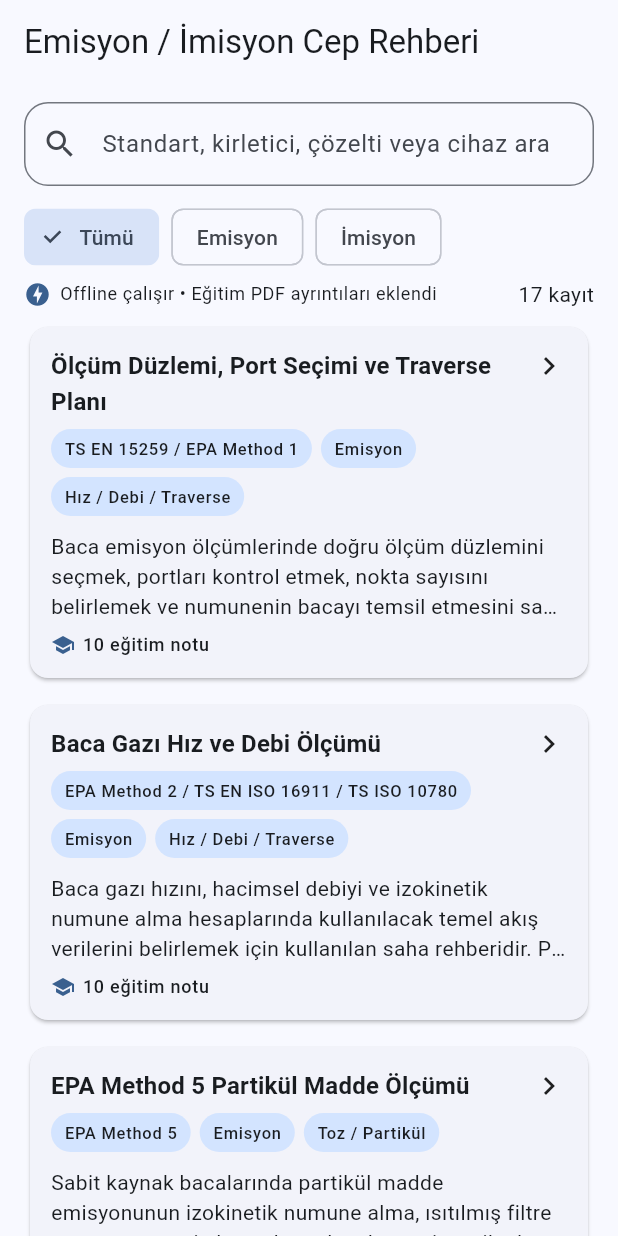
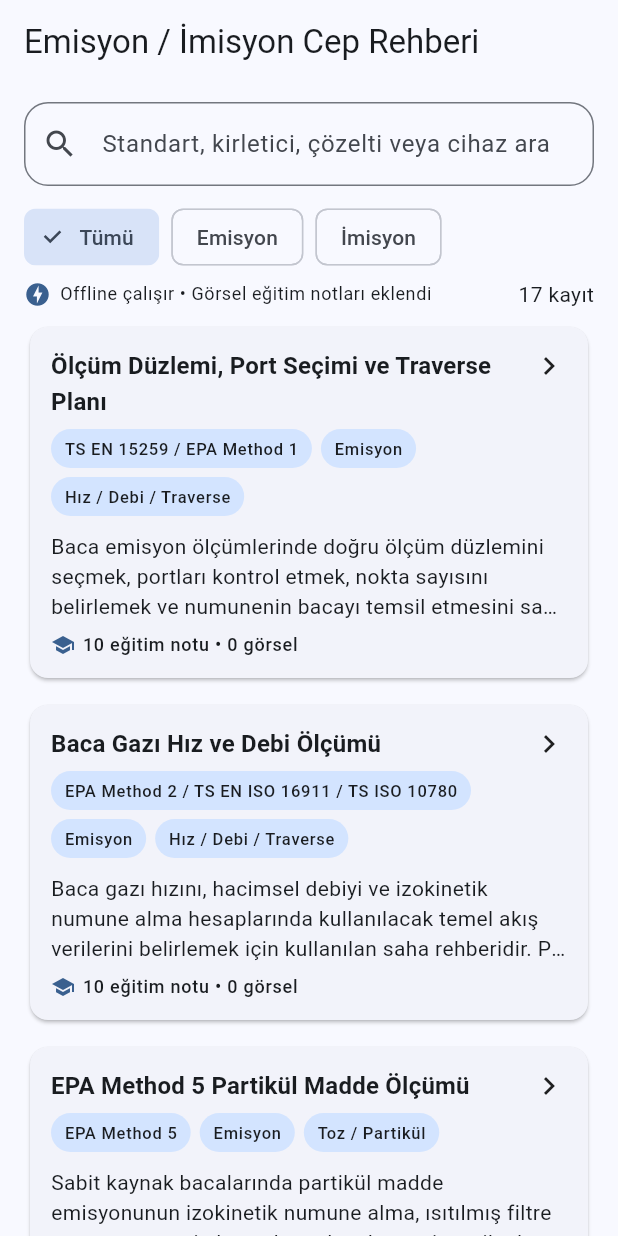
Before and after one commit to onursancak17/Emisyon-Standartlari-Cep-Rehberi, a Flutter app: the screen it shows after launch, on a phone screen of 412 x 824 dp. Run offline on Flutter 3.47's test engine with Material 3 defaults, Android fonts, the phone set to English and light mode, and no system bars; project files that could hold a hidden picture were left out.

Commit message:
Show visual notes in standard detail pages

```diff
--- a/lib/main.dart
+++ b/lib/main.dart
@@ -142,7 +142,7 @@ class _StandardsHomePageState extends State<StandardsHomePage> {
                       const SizedBox(width: 6),
                       Expanded(
                         child: Text(
-                          'Offline çalışır • Eğitim PDF ayrıntıları eklendi',
+                          'Offline çalışır • Görsel eğitim notları eklendi',
                           style: Theme.of(context).textTheme.bodySmall,
                         ),
                       ),
@@ -157,10 +157,7 @@ class _StandardsHomePageState extends State<StandardsHomePage> {
                           padding: const EdgeInsets.fromLTRB(16, 0, 16, 16),
                           itemCount: filteredItems.length,
                           separatorBuilder: (_, __) => const SizedBox(height: 10),
-                          itemBuilder: (context, index) {
-                            final item = filteredItems[index];
-                            return StandardCard(item: item);
-                          },
+                          itemBuilder: (context, index) => StandardCard(item: filteredItems[index]),
                         ),
                 ),
               ],
@@ -183,11 +180,9 @@ class StandardCard extends StatelessWidget {
       elevation: 1,
       clipBehavior: Clip.antiAlias,
       child: InkWell(
-        onTap: () {
-          Navigator.of(context).push(
-            MaterialPageRoute(builder: (_) => StandardDetailPage(item: item)),
-          );
-        },
+        onTap: () => Navigator.of(context).push(
+          MaterialPageRoute(builder: (_) => StandardDetailPage(item: item)),
+        ),
         child: Padding(
           padding: const EdgeInsets.all(14),
           child: Column(
@@ -218,15 +213,17 @@ class StandardCard extends StatelessWidget {
               ),
               const SizedBox(height: 10),
               Text(TurkishUnitText.normalize(item.purpose), maxLines: 3, overflow: TextOverflow.ellipsis),
-              if (item.educationNotes.isNotEmpty) ...[
+              if (item.educationNotes.isNotEmpty || item.visualNotes.isNotEmpty) ...[
                 const SizedBox(height: 8),
                 Row(
                   children: [
                     Icon(Icons.school, size: 16, color: Theme.of(context).colorScheme.primary),
                     const SizedBox(width: 5),
-                    Text(
-                      '${item.educationNotes.length} eğitim notu',
-                      style: Theme.of(context).textTheme.labelMedium,
+                    Expanded(
+                      child: Text(
+                        '${item.educationNotes.length} eğitim notu • ${item.visualNotes.length} görsel',
+                        style: Theme.of(context).textTheme.labelMedium,
+                      ),
                     ),
                   ],
                 ),
@@ -267,6 +264,7 @@ class StandardDetailPage extends StatelessWidget {
           ),
           const SizedBox(height: 16),
           const _UnitInfoBlock(),
+          _VisualNotesBlock(notes: item.visualNotes),
           _InfoBlock(title: 'Eğitim dokümanı ayrıntıları', body: _numbered(item.educationNotes)),
           _InfoBlock(title: 'Amaç', body: item.purpose),
           _InfoBlock(title: 'Ölçüm süresi', body: item.duration),
@@ -293,6 +291,53 @@ class StandardDetailPage extends StatelessWidget {
   }
 }
 
+class _VisualNotesBlock extends StatelessWidget {
+  const _VisualNotesBlock({required this.notes});
+
+  final List<VisualNote> notes;
+
+  @override
+  Widget build(BuildContext context) {
+    if (notes.isEmpty) return const SizedBox.shrink();
+    return Column(
+      crossAxisAlignment: CrossAxisAlignment.stretch,
+      children: [
+        for (final note in notes)
+          Card(
+            elevation: 0,
+            color: Theme.of(context).colorScheme.tertiaryContainer,
+            margin: const EdgeInsets.only(bottom: 12),
+            child: Padding(
+              padding: const EdgeInsets.all(14),
+              child: Column(
+                crossAxisAlignment: CrossAxisAlignment.start,
+                children: [
+                  Text(
+                    'Görsel eğitim notu',
+                    style: Theme.of(context).textTheme.titleMedium?.copyWith(fontWeight: FontWeight.w800),
+                  ),
+                  const SizedBox(height: 8),
+                  Text(note.title, style: Theme.of(context).textTheme.titleSmall?.copyWith(fontWeight: FontWeight.w700)),
+                  const SizedBox(height: 10),
+                  ClipRRect(
+                    borderRadius: BorderRadius.circular(12),
+                    child: Image.memory(
+                      base64Decode(note.imageBase64),
+                      fit: BoxFit.contain,
+                      width: double.infinity,
+                    ),
+                  ),
+                  const SizedBox(height: 10),
+                  Text(TurkishUnitText.normalize(note.caption)),
+                ],
+              ),
+            ),
+          ),
+      ],
+    );
+  }
+}
+
 class _UnitInfoBlock extends StatelessWidget {
   const _UnitInfoBlock();
 
@@ -307,14 +352,9 @@ class _UnitInfoBlock extends StatelessWidget {
         child: Column(
           crossAxisAlignment: CrossAxisAlignment.start,
           children: [
-            Text(
-              'Birim notu',
-              style: Theme.of(context).textTheme.titleMedium?.copyWith(fontWeight: FontWeight.w800),
-            ),
+            Text('Birim notu', style: Theme.of(context).textTheme.titleMedium?.copyWith(fontWeight: FontWeight.w800)),
             const SizedBox(height: 8),
-            const Text(
-              'Bu rehberde Amerikan kaynaklı scf/scm/cfm ifadeleri Türkiye saha kullanımına çevrilmiş olarak gösterilir: Nm³, m³/dk ve L/dk esas alınır.',
-            ),
+            const Text('Bu rehberde Amerikan kaynaklı scf/scm/cfm ifadeleri Türkiye saha kullanımına çevrilmiş olarak gösterilir: Nm³, m³/dk ve L/dk esas alınır.'),
           ],
         ),
       ),
@@ -374,13 +414,15 @@ class StandardsRepository {
     final raw = await rootBundle.loadString('assets/standards.json');
     final decoded = jsonDecode(raw) as List<dynamic>;
     final notesByCode = await _loadEducationNotes();
+    final visualsByCode = await _loadVisualNotes();
 
     return decoded.map((item) {
       final json = item as Map<String, dynamic>;
       final code = json['code'] as String? ?? '';
       final title = json['title'] as String? ?? '';
       final notes = notesByCode[code] ?? notesByCode[title] ?? const <String>[];
-      return StandardItem.fromJson(json, educationNotes: notes);
+      final visuals = visualsByCode[code] ?? visualsByCode[title] ?? const <VisualNote>[];
+      return StandardItem.fromJson(json, educationNotes: notes, visualNotes: visuals);
     }).toList();
   }
 
@@ -391,6 +433,25 @@ class StandardsRepository {
       return decoded.map((key, value) => MapEntry(key, StandardItem.listFromDynamic(value)));
     } catch (_) {
       return const <String, List<String>>{};
+    }
+  }
+
+  static Future<Map<String, List<VisualNote>>> _loadVisualNotes() async {
+    try {
+      final raw = await rootBundle.loadString('assets/visual_notes.json');
+      final decoded = jsonDecode(raw) as List<dynamic>;
+      final result = <String, List<VisualNote>>{};
+      for (final entry in decoded) {
+        final map = entry as Map<String, dynamic>;
+        final standards = StandardItem.listFromDynamic(map['standards']);
+        final note = VisualNote.fromJson(map);
+        for (final standard in standards) {
+          result.putIfAbsent(standard, () => <VisualNote>[]).add(note);
+        }
+      }
+      return result;
+    } catch (_) {
+      return const <String, List<VisualNote>>{};
     }
   }
 }
@@ -413,6 +474,7 @@ class StandardItem {
     required this.reporting,
     required this.mistakes,
     required this.educationNotes,
+    required this.visualNotes,
   });
 
   final String title;
@@ -431,6 +493,7 @@ class StandardItem {
   final List<String> reporting;
   final List<String> mistakes;
   final List<String> educationNotes;
+  final List<VisualNote> visualNotes;
 
   String get searchText => TurkishUnitText.normalize([
         title,
@@ -449,9 +512,14 @@ class StandardItem {
         ...reporting,
         ...mistakes,
         ...educationNotes,
+        ...visualNotes.map((note) => '${note.title} ${note.caption}'),
       ].join(' ')).toLowerCase();
 
-  factory StandardItem.fromJson(Map<String, dynamic> json, {List<String> educationNotes = const <String>[]}) {
+  factory StandardItem.fromJson(
+    Map<String, dynamic> json, {
+    List<String> educationNotes = const <String>[],
+    List<VisualNote> visualNotes = const <VisualNote>[],
+  }) {
     return StandardItem(
       title: json['title'] as String? ?? '',
       code: json['code'] as String? ?? '',
@@ -469,6 +537,7 @@ class StandardItem {
       reporting: listFromDynamic(json['reporting']),
       mistakes: listFromDynamic(json['mistakes']),
       educationNotes: educationNotes,
+      visualNotes: visualNotes,
     );
   }
 
@@ -478,50 +547,41 @@ class StandardItem {
   }
 }
 
+class VisualNote {
+  const VisualNote({required this.title, required this.caption, required this.imageBase64});
+
+  final String title;
+  final String caption;
+  final String imageBase64;
+
+  factory VisualNote.fromJson(Map<String, dynamic> json) {
+    return VisualNote(
+      title: json['title'] as String? ?? '',
+      caption: json['caption'] as String? ?? '',
+      imageBase64: json['imageBase64'] as String? ?? '',
+    );
+  }
+}
+
 class TurkishUnitText {
   const TurkishUnitText._();
 
   static String normalize(String input) {
     if (input.isEmpty) return input;
-
     var value = input;
-
-    value = value.replaceAll(
-      RegExp(r'0[,.]60\s*scm\s*/\s*21\s*scf', caseSensitive: false),
-      '0,60 Nm³',
-    );
-    value = value.replaceAll(
-      RegExp(r'21\s*scf', caseSensitive: false),
-      '0,60 Nm³',
-    );
-    value = value.replaceAll(
-      RegExp(r'0[,.]75\s*cfm\s*/\s*(yaklaşık\s*)?0[,.]021\s*m3\s*/\s*dk', caseSensitive: false),
-      'yaklaşık 21 L/dk (0,021 m³/dk)',
-    );
-    value = value.replaceAll(
-      RegExp(r'0[,.]021\s*m3\s*/\s*dk', caseSensitive: false),
-      '0,021 m³/dk (yaklaşık 21 L/dk)',
-    );
-    value = value.replaceAll(
-      RegExp(r'0[,.]00057\s*m3\s*/\s*dk\s*/\s*0[,.]020\s*cfm', caseSensitive: false),
-      '0,00057 m³/dk (yaklaşık 0,57 L/dk)',
-    );
-    value = value.replaceAll(
-      RegExp(r'0[,.]020\s*cfm', caseSensitive: false),
-      '0,57 L/dk (0,00057 m³/dk)',
-    );
-    value = value.replaceAll(
-      RegExp(r'0[,.]00057\s*m3\s*/\s*dk', caseSensitive: false),
-      '0,00057 m³/dk',
-    );
-
+    value = value.replaceAll(RegExp(r'0[,.]60\s*scm\s*/\s*21\s*scf', caseSensitive: false), '0,60 Nm³');
+    value = value.replaceAll(RegExp(r'21\s*scf', caseSensitive: false), '0,60 Nm³');
+    value = value.replaceAll(RegExp(r'0[,.]75\s*cfm\s*/\s*(yaklaşık\s*)?0[,.]021\s*m3\s*/\s*dk', caseSensitive: false), 'yaklaşık 21 L/dk (0,021 m³/dk)');
+    value = value.replaceAll(RegExp(r'0[,.]021\s*m3\s*/\s*dk', caseSensitive: false), '0,021 m³/dk (yaklaşık 21 L/dk)');
+    value = value.replaceAll(RegExp(r'0[,.]00057\s*m3\s*/\s*dk\s*/\s*0[,.]020\s*cfm', caseSensitive: false), '0,00057 m³/dk (yaklaşık 0,57 L/dk)');
+    value = value.replaceAll(RegExp(r'0[,.]020\s*cfm', caseSensitive: false), '0,57 L/dk (0,00057 m³/dk)');
+    value = value.replaceAll(RegExp(r'0[,.]00057\s*m3\s*/\s*dk', caseSensitive: false), '0,00057 m³/dk');
     value = value.replaceAll(RegExp(r'\bscm\b', caseSensitive: false), 'Nm³');
     value = value.replaceAll(RegExp(r'\bscf\b', caseSensitive: false), 'standart ft³ (Türkiye karşılığı: Nm³)');
     value = value.replaceAll(RegExp(r'\bcfm\b', caseSensitive: false), 'ft³/dk (Türkiye karşılığı: m³/dk veya L/dk)');
     value = value.replaceAll(RegExp(r'\bm3\s*/\s*dk\b', caseSensitive: false), 'm³/dk');
     value = value.replaceAll(RegExp(r'\bm3\b', caseSensitive: false), 'm³');
     value = value.replaceAll(RegExp(r'\bm2\b', caseSensitive: false), 'm²');
-
     return value;
   }
 }
```
